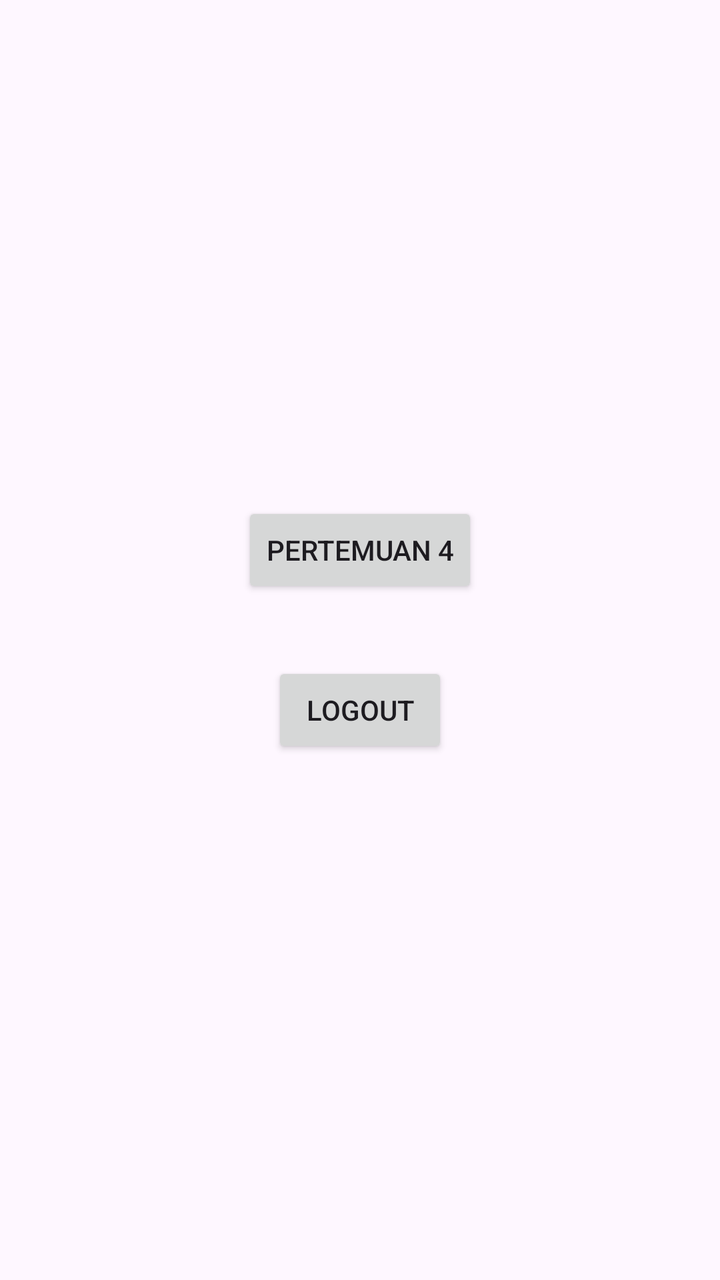
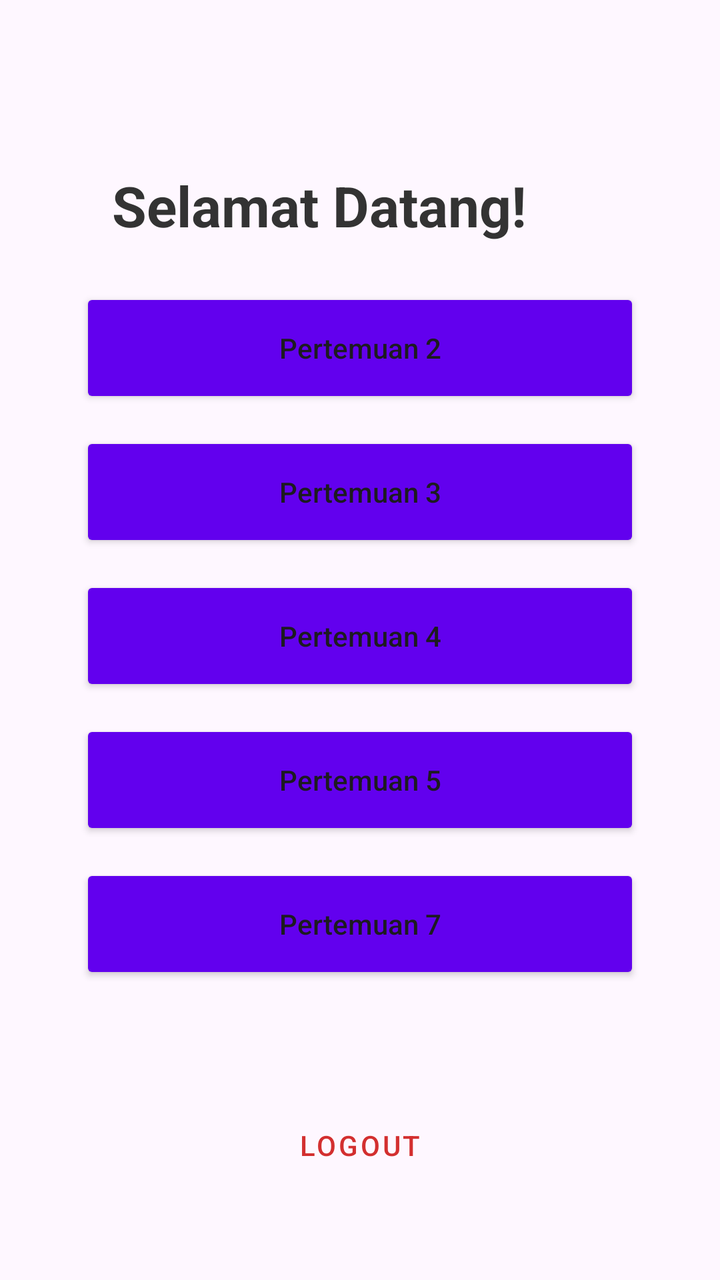

An Android layout rendered at two revisions. The XML below is the earlier revision; the diff shows what the commit changed to produce the second picture.
<!-- AndroidManifest.xml: application theme Theme.NaailaApps -->
<!-- res/layout/activity_main.xml -->
<?xml version="1.0" encoding="utf-8"?>
<androidx.constraintlayout.widget.ConstraintLayout xmlns:android="http://schemas.android.com/apk/res/android"
    xmlns:app="http://schemas.android.com/apk/res-auto"
    xmlns:tools="http://schemas.android.com/tools"
    android:id="@+id/main"
    android:layout_width="match_parent"
    android:layout_height="match_parent"
    tools:context=".MainActivity">


    <Button
        android:id="@+id/btnToFourth"
        android:layout_width="wrap_content"
        android:layout_height="wrap_content"
        android:text="Pertemuan 4"
        app:layout_constraintBottom_toBottomOf="parent"
        app:layout_constraintEnd_toEndOf="parent"
        app:layout_constraintStart_toStartOf="parent"
        app:layout_constraintTop_toTopOf="parent"
        app:layout_constraintVertical_bias="0.424" />

    <Button
        android:id="@+id/btnLogout"
        android:layout_width="wrap_content"
        android:layout_height="wrap_content"
        android:layout_marginTop="32dp"
        android:text="Logout"
        app:layout_constraintEnd_toEndOf="parent"
        app:layout_constraintStart_toStartOf="parent"
        app:layout_constraintTop_toBottomOf="@+id/btnToFourth" />
</androidx.constraintlayout.widget.ConstraintLayout>
<!-- resources referenced by this layout -->
<resources>
  <style name="Theme.NaailaApps" parent="Base.Theme.NaailaApps" />
  <style name="Base.Theme.NaailaApps" parent="Theme.Material3.DayNight.NoActionBar">
          
          
      </style>
</resources>

<!-- the commit's change to res/layout/activity_main.xml (unified diff, before → after) -->
@@ -1,31 +1,100 @@
 <?xml version="1.0" encoding="utf-8"?>
-<androidx.constraintlayout.widget.ConstraintLayout xmlns:android="http://schemas.android.com/apk/res/android"
+<androidx.constraintlayout.widget.ConstraintLayout
+    xmlns:android="http://schemas.android.com/apk/res/android"
     xmlns:app="http://schemas.android.com/apk/res-auto"
     xmlns:tools="http://schemas.android.com/tools"
     android:id="@+id/main"
     android:layout_width="match_parent"
     android:layout_height="match_parent"
+    android:padding="24dp"
     tools:context=".MainActivity">
 
-
-    <Button
-        android:id="@+id/btnToFourth"
+    <TextView
+        android:id="@+id/tvWelcome"
         android:layout_width="wrap_content"
         android:layout_height="wrap_content"
-        android:text="Pertemuan 4"
-        app:layout_constraintBottom_toBottomOf="parent"
-        app:layout_constraintEnd_toEndOf="parent"
+        android:layout_marginTop="60dp"
+        android:layout_marginStart="32dp"
+        android:text="Selamat Datang!"
+        android:textColor="#333333"
+        android:textSize="28sp"
+        android:textStyle="bold"
         app:layout_constraintStart_toStartOf="parent"
-        app:layout_constraintTop_toTopOf="parent"
-        app:layout_constraintVertical_bias="0.424" />
+        app:layout_constraintTop_toTopOf="parent" />
+
+    <LinearLayout
+        android:layout_width="match_parent"
+        android:layout_height="wrap_content"
+        android:orientation="vertical"
+        android:layout_marginHorizontal="16dp"
+        app:layout_constraintBottom_toTopOf="@id/btnLogout"
+        app:layout_constraintTop_toBottomOf="@id/tvWelcome"
+        app:layout_constraintVertical_bias="0.3">
+
+        <Button
+            android:id="@+id/btnToSecond"
+            android:layout_width="match_parent"
+            android:layout_height="60dp"
+            android:layout_marginBottom="12dp"
+            android:backgroundTint="#6200EE"
+            android:text="Pertemuan 2"
+            android:textAllCaps="false"
+            app:cornerRadius="12dp" />
+
+        <Button
+            android:id="@+id/btnToThird"
+            android:layout_width="match_parent"
+            android:layout_height="60dp"
+            android:layout_marginBottom="12dp"
+            android:backgroundTint="#6200EE"
+            android:text="Pertemuan 3"
+            android:textAllCaps="false"
+            app:cornerRadius="12dp" />
+
+        <Button
+            android:id="@+id/btnToFourth"
+            android:layout_width="match_parent"
+            android:layout_height="60dp"
+            android:layout_marginBottom="12dp"
+            android:backgroundTint="#6200EE"
+            android:text="Pertemuan 4"
+            android:textAllCaps="false"
+            app:cornerRadius="12dp" />
+
+        <Button
+            android:id="@+id/btnToFifth"
+            android:layout_width="match_parent"
+            android:layout_height="60dp"
+            android:layout_marginBottom="12dp"
+            android:backgroundTint="#6200EE"
+            android:text="Pertemuan 5"
+            android:textAllCaps="false"
+            app:cornerRadius="12dp" />
+
+        <Button
+            android:id="@+id/btnToSeven"
+            android:layout_width="match_parent"
+            android:layout_height="60dp"
+            android:backgroundTint="#6200EE"
+            android:text="Pertemuan 7"
+            android:textAllCaps="false"
+            app:cornerRadius="12dp" />
+
+    </LinearLayout>
 
     <Button
         android:id="@+id/btnLogout"
-        android:layout_width="wrap_content"
-        android:layout_height="wrap_content"
-        android:layout_marginTop="32dp"
+        style="@style/Widget.MaterialComponents.Button.OutlinedButton"
+        android:layout_width="match_parent"
+        android:layout_height="55dp"
+        android:layout_marginHorizontal="16dp"
+        android:layout_marginBottom="16dp"
         android:text="Logout"
+        android:textColor="#D32F2F"
+        app:cornerRadius="12dp"
+        app:layout_constraintBottom_toBottomOf="parent"
+        app:layout_constraintStart_toStartOf="parent"
         app:layout_constraintEnd_toEndOf="parent"
-        app:layout_constraintStart_toStartOf="parent"
-        app:layout_constraintTop_toBottomOf="@+id/btnToFourth" />
+        app:strokeColor="#D32F2F" />
+
 </androidx.constraintlayout.widget.ConstraintLayout>
